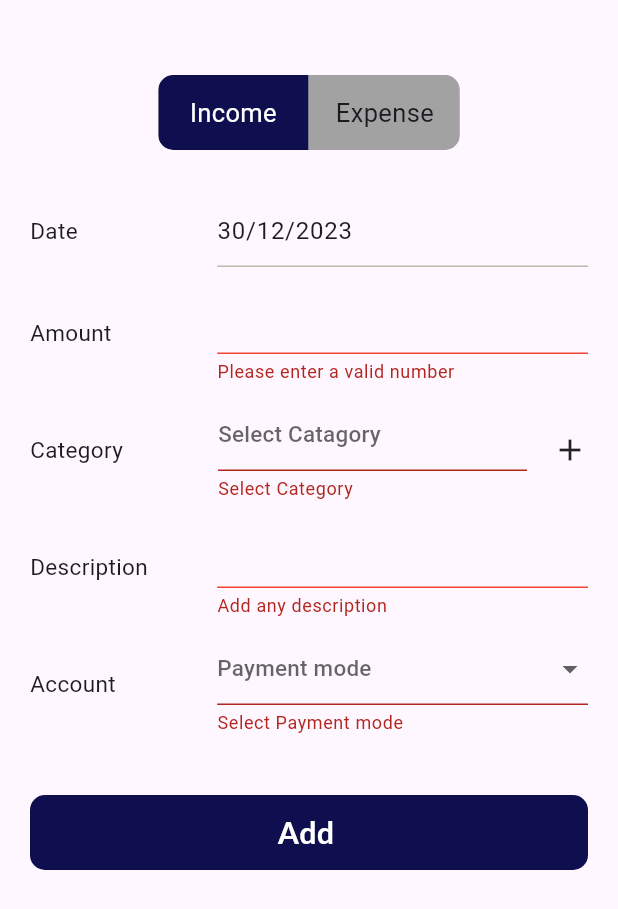
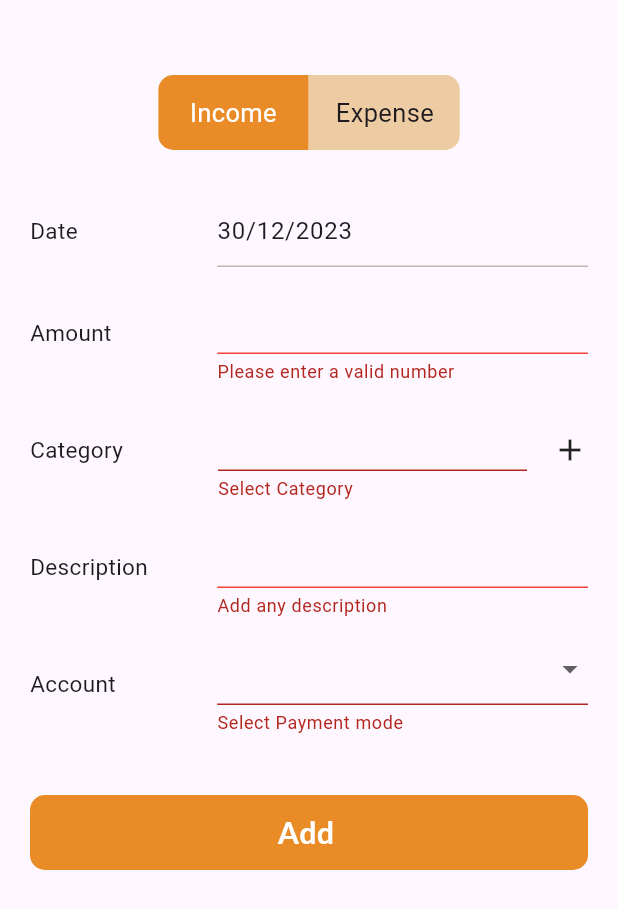
Before and after one commit to nashvak/expense_tracker, a Flutter app: the ScreenAddTransaction screen opened directly, after a tap on "Add", on a phone screen of 412 x 824 dp. Shown: the top 909 px of the screen. Run offline on Flutter 3.47's test engine with Material 3 defaults, Android fonts, the phone set to English and light mode, and no system bars; drawn by our look-alikes of toggle_switch; our stand-ins replace curved_navigation_bar, flutter_local_notifications, flutter_slidable, fluttertoast, get, google_fonts and 7 more; accounts and stored records are empty.

Commit message:
some ui changes

```diff
--- a/lib/constatnts/colors.dart
+++ b/lib/constatnts/colors.dart
@@ -1,8 +1,8 @@
 import 'package:flutter/material.dart';
 
 class Appcolor {
-  static const Color primaryColor = Color.fromARGB(255, 15, 15, 80);
-
+  static const Color primaryColor = Color.fromARGB(255, 233, 140, 40);
+// Color.fromARGB(255, 15, 15, 80)
   static const Color secondaryColor = Color.fromARGB(138, 133, 133, 100);
   static const Color tertiaryColor = Color.fromARGB(244, 242, 242, 242);
   static const Color white = Colors.white;
--- a/lib/controller/authentication_section/auth_controller.dart
+++ b/lib/controller/authentication_section/auth_controller.dart
@@ -1,7 +1,7 @@
 import 'package:expense_tracker/controller/transaction_contollers/transaction_controller.dart';
 import 'package:hive/hive.dart';
 import 'package:get/get.dart';
-import 'package:async/async.dart';
+
 import '../../models/auth_model/auth_model.dart';
 import 'package:image_picker/image_picker.dart';
 
--- a/lib/controller/date&time_controller/time_picker.dart
+++ b/lib/controller/date&time_controller/time_picker.dart
@@ -4,7 +4,7 @@ import 'package:flutter/material.dart';
 import 'package:get/get.dart';
 import 'package:intl/intl.dart';
 import 'package:shared_preferences/shared_preferences.dart';
-import 'package:async/async.dart';
+// import 'package:async/async.dart';
 
 class TimePicker extends GetxController {
   NotificationServices notificationServices = NotificationServices();
--- a/lib/controller/transaction_contollers/transaction_controller.dart
+++ b/lib/controller/transaction_contollers/transaction_controller.dart
@@ -6,19 +6,19 @@ import 'package:expense_tracker/view/transaction/snackbars/snackbar.dart';
 
 import 'package:hive/hive.dart';
 import 'package:get/get.dart';
-import 'package:syncfusion_flutter_datepicker/datepicker.dart';
+// import 'package:syncfusion_flutter_datepicker/datepicker.dart';
 
 class TransactionController extends GetxController {
-  DateRangePickerController dateRangePickerController =
-      DateRangePickerController();
+  // DateRangePickerController dateRangePickerController =
+  //     DateRangePickerController();
   final transactionBox = Hive.box<Transaction>('transactionBox');
 
-  @override
-  void onInit() {
-    // Load transactions when the controller is initialized
+  // @override
+  // void onInit() {
+  //   // Load transactions when the controller is initialized
 
-    super.onInit();
-  }
+  //   super.onInit();
+  // }
 
   //  S O R T   T H E   L I S T    A C C O R D I N G    T O    D A T E
   List<Transaction> get sortedList {
--- a/lib/main.dart
+++ b/lib/main.dart
@@ -17,7 +17,6 @@ void main() async {
   Hive.init(directory.path);
   Hive.initFlutter();
   Hive.registerAdapter<AuthModel>(AuthModelAdapter());
-
   Hive.registerAdapter<Transaction>(TransactionAdapter());
   Hive.registerAdapter<PaymentMode>(PaymentModeAdapter());
   Hive.registerAdapter<TransactionType>(TransactionTypeAdapter());
--- a/lib/view/authentication/signup.dart
+++ b/lib/view/authentication/signup.dart
@@ -107,10 +107,10 @@ class _ScreenSignupState extends State<ScreenSignup> {
                             child: GetBuilder<AuthController>(
                               builder: (controller) {
                                 return (image == null)
-                                    ? Stack(
+                                    ? const Stack(
                                         alignment: Alignment.bottomCenter,
                                         children: [
-                                          const Padding(
+                                          Padding(
                                             padding: EdgeInsets.all(10.0),
                                             child: CircleAvatar(
                                               radius: 50,
@@ -120,7 +120,7 @@ class _ScreenSignupState extends State<ScreenSignup> {
                                                   'images/user-logo.png'),
                                             ),
                                           ),
-                                          const CircleAvatar(
+                                          CircleAvatar(
                                             radius: 15,
                                             backgroundColor: Colors.white,
                                             child: Icon(
--- a/lib/view/home_screen/home_screen.dart
+++ b/lib/view/home_screen/home_screen.dart
@@ -117,7 +117,7 @@ class ScreenHome extends StatelessWidget {
               //width: MediaQuery.of(context).size.width,
               child: Container(
                 decoration:
-                    cardDecoration(color: const Color.fromARGB(255, 3, 3, 94)),
+                    cardDecoration(color: Color.fromARGB(255, 210, 120, 30)),
                 // color: const Color.fromARGB(255, 6, 14, 109)),
                 child: Stack(
                   children: [
--- a/lib/view/notification/notification.dart
+++ b/lib/view/notification/notification.dart
@@ -39,9 +39,9 @@ class _NotificationPageState extends State<NotificationPage> {
             mainAxisAlignment: MainAxisAlignment.start,
             crossAxisAlignment: CrossAxisAlignment.start,
             children: [
-              Row(
+              const Row(
                 mainAxisAlignment: MainAxisAlignment.spaceEvenly,
-                children: const [
+                children: [
                   CircleAvatar(
                     backgroundColor: Colors.white,
                     child: Icon(
@@ -55,7 +55,7 @@ class _NotificationPageState extends State<NotificationPage> {
                   ),
                   Expanded(
                     child: Text(
-                        'You can now set the alarm directly on Money Manager, Therefore Money manager would remind you at your selected time of the day to the key in your data.'),
+                        'You can now set the alarm directly on Expense Manager, Therefore Expense manager would remind you at your selected time of the day to the key in your data.'),
                   )
                 ],
               ),
--- a/lib/view/transaction/screens/add_transaction/add_transaction.dart
+++ b/lib/view/transaction/screens/add_transaction/add_transaction.dart
@@ -125,7 +125,7 @@ class _ScreenAddTransactionState extends State<ScreenAddTransaction> {
                               controller.showCategoryDropdown();
                           return DropdownButtonFormField<String>(
                             hint: const Text(
-                              'Select Catagory ',
+                              '',
                               style: TextStyle(fontSize: 15),
                             ),
 
@@ -189,7 +189,7 @@ class _ScreenAddTransactionState extends State<ScreenAddTransaction> {
                         builder: (controller) {
                           return DropdownButtonFormField<PaymentMode>(
                             hint: const Text(
-                              'Payment mode ',
+                              '',
                               style: TextStyle(fontSize: 15),
                             ),
                             decoration: const InputDecoration(
--- a/lib/view/transaction/screens/add_transaction/widgets/toggle_switch.dart
+++ b/lib/view/transaction/screens/add_transaction/widgets/toggle_switch.dart
@@ -26,7 +26,7 @@ class CustomToggleSwitch extends StatelessWidget {
           fontSize: 17,
           activeBgColor: const [Appcolor.primaryColor],
           activeFgColor: Colors.white,
-          inactiveBgColor: const Color.fromARGB(255, 162, 162, 163),
+          inactiveBgColor: Color.fromARGB(255, 238, 204, 163),
           totalSwitches: 2,
           labels: const ['Income', 'Expense'],
           onToggle: (index) {
--- a/lib/view/transaction/screens/view_transaction/view_transaction.dart
+++ b/lib/view/transaction/screens/view_transaction/view_transaction.dart
@@ -100,7 +100,7 @@ class _ScreenViewTransactionState extends State<ScreenViewTransaction> {
         iconTheme: const IconThemeData(color: Colors.black),
         centerTitle: true,
         title: const Text(
-          "Edit",
+          "Update",
           style: TextStyle(color: Colors.black),
         ),
         actions: [
--- a/pubspec.yaml
+++ b/pubspec.yaml
@@ -25,7 +25,7 @@ dependencies:
   intl: ^0.18.1
   flutter_slidable: ^3.0.0
   image_picker: ^1.0.4
-  syncfusion_flutter_datepicker: ^23.1.43
+  # syncfusion_flutter_datepicker: ^23.1.43
   flutter_local_notifications: ^16.1.0
   fluttertoast: ^8.2.4
   money_formatter: ^0.0.5
```
Also changed, not shown: pubspec.lock, 2 other files.
